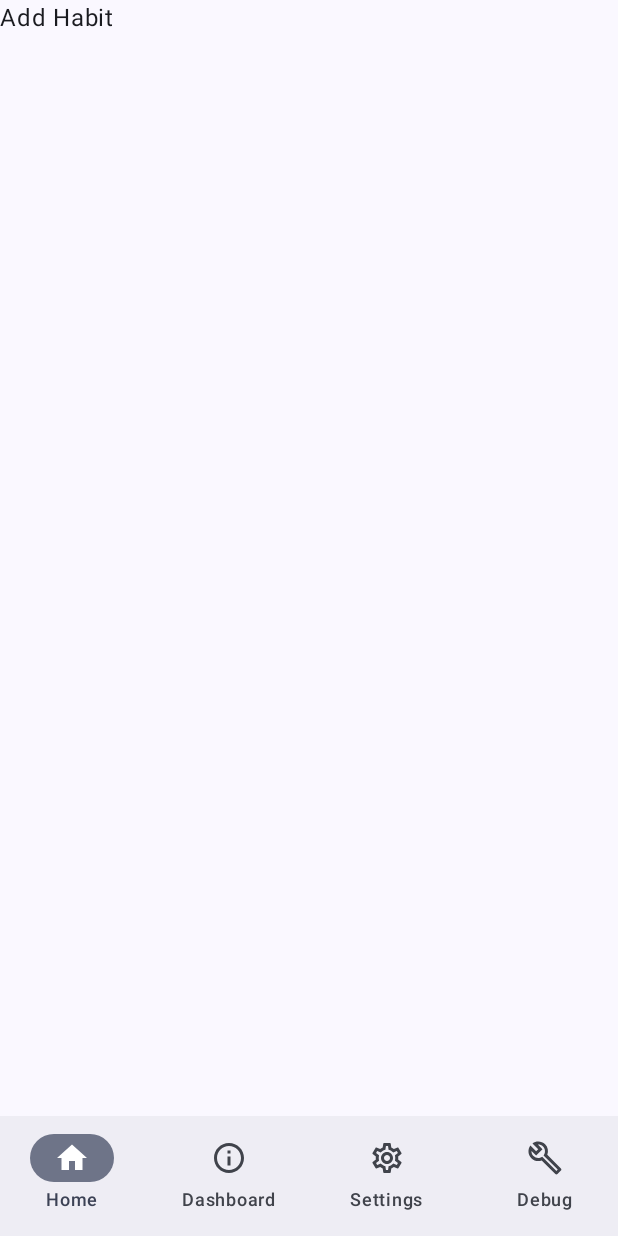
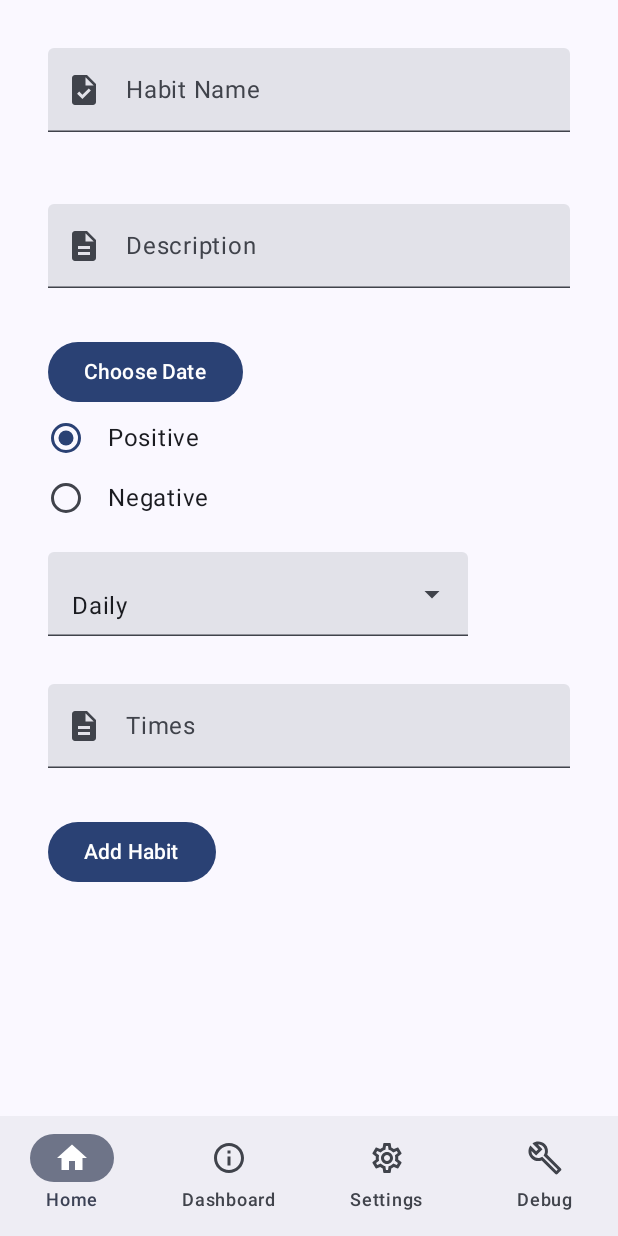
Before and after one commit to derekh715/habit-tracker-android, an Android app built with Jetpack Compose: the AddHabitScreen screen opened through its navigation route, on a phone screen of 412 x 824 dp. Run offline under Robolectric (Android 15) with nearby library versions, the phone set to English and light mode, and no system bars; our stand-ins replace Dagger/Hilt's generated code.

Commit message:
basic add habit screen

```diff
--- a/app/src/main/java/edu/cuhk/csci3310/MainActivity.kt
+++ b/app/src/main/java/edu/cuhk/csci3310/MainActivity.kt
@@ -8,6 +8,7 @@ import androidx.compose.foundation.layout.fillMaxSize
 import androidx.compose.foundation.layout.padding
 import androidx.compose.material3.Scaffold
 import androidx.compose.ui.Modifier
+import androidx.compose.ui.unit.dp
 import androidx.navigation.compose.rememberNavController
 import dagger.hilt.android.AndroidEntryPoint
 import edu.cuhk.csci3310.ui.nav.BottomNavBar
@@ -31,6 +32,7 @@ class MainActivity : ComponentActivity() {
                         modifier =
                             Modifier
                                 .padding(paddingValues)
+                                .padding(horizontal = 32.dp, vertical = 16.dp)
                                 .fillMaxSize(),
                     ) {
                         NavHostScreens(navController = navController)
--- a/app/src/main/java/edu/cuhk/csci3310/ui/habitList/AddHabit.kt
+++ /dev/null
@@ -1,9 +0,0 @@
-package edu.cuhk.csci3310.ui.habitList
-
-import androidx.compose.material3.Text
-import androidx.compose.runtime.Composable
-
-@Composable
-fun AddHabit() {
-    Text(text = "Add Habit")
-}
--- /dev/null
+++ b/app/src/main/java/edu/cuhk/csci3310/ui/habitList/AddHabitScreen.kt
@@ -0,0 +1,181 @@
+package edu.cuhk.csci3310.ui.habitList
+
+import androidx.compose.foundation.layout.Column
+import androidx.compose.material.icons.Icons
+import androidx.compose.material.icons.filled.Description
+import androidx.compose.material.icons.filled.Task
+import androidx.compose.material3.Button
+import androidx.compose.material3.DatePickerState
+import androidx.compose.material3.ExperimentalMaterial3Api
+import androidx.compose.material3.Text
+import androidx.compose.material3.rememberDatePickerState
+import androidx.compose.runtime.Composable
+import androidx.compose.runtime.getValue
+import androidx.compose.runtime.mutableStateListOf
+import androidx.compose.runtime.mutableStateOf
+import androidx.compose.runtime.remember
+import androidx.compose.runtime.setValue
+import androidx.hilt.navigation.compose.hiltViewModel
+import edu.cuhk.csci3310.data.Frequency
+import edu.cuhk.csci3310.data.FrequencyUnit
+import edu.cuhk.csci3310.data.Habit
+import edu.cuhk.csci3310.ui.util.MyDatePicker
+import edu.cuhk.csci3310.ui.util.MyDropdown
+import edu.cuhk.csci3310.ui.util.MyRadioButton
+import edu.cuhk.csci3310.ui.util.MyTextField
+import edu.cuhk.csci3310.ui.util.ToggleableInfo
+import java.lang.NumberFormatException
+import java.util.Date
+
+@OptIn(ExperimentalMaterial3Api::class)
+fun createHabitFromForm(
+    description: String,
+    title: String,
+    polarities: List<ToggleableInfo>,
+    frequency: String,
+    times: Int,
+    datePickerState: DatePickerState,
+): Habit? {
+    // check if date is selected
+    datePickerState.selectedDateMillis ?: return null
+
+    // check if frequency is selected
+    val unit =
+        when (frequency) {
+            "Daily" -> FrequencyUnit.DAILY
+            "Weekly" -> FrequencyUnit.WEEKLY
+            "Monthly" -> FrequencyUnit.MONTHLY
+            "Yearly" -> FrequencyUnit.YEARLY
+            else -> return null
+        }
+
+    return Habit(
+        description = description,
+        title = title,
+        // is positive polarity selected? If yes then it is positive
+        // the polarity can either be positive or negative
+        positive = polarities[0].toggled,
+        until = Date(datePickerState.selectedDateMillis!!),
+        frequency =
+            Frequency(
+                unit = unit,
+                times = times,
+            ),
+    )
+}
+
+@OptIn(ExperimentalMaterial3Api::class)
+@Composable
+fun AddHabitScreen(viewModel: HabitListViewModel = hiltViewModel()) {
+    Column {
+        var name by remember {
+            mutableStateOf("")
+        }
+        var description by remember {
+            mutableStateOf("")
+        }
+        val polarities =
+            remember {
+                mutableStateListOf(
+                    ToggleableInfo(
+                        toggled = true,
+                        text = "Positive",
+                    ),
+                    ToggleableInfo(
+                        toggled = false,
+                        text = "Negative",
+                    ),
+                )
+            }
+        MyTextField(
+            value = name,
+            onValueChange = {
+                name = it
+            },
+            icon = Icons.Filled.Task,
+            label = "Habit Name",
+            placeholder = "Drink milk every day",
+        )
+        MyTextField(
+            value = description,
+            onValueChange = { description = it },
+            icon = Icons.Filled.Description,
+            label = "Description",
+            placeholder =
+                "It is a simple habit",
+        )
+        val datePickerState = rememberDatePickerState()
+        MyDatePicker(datePickerState)
+
+        polarities.forEach {
+                info ->
+            MyRadioButton(
+                info = info,
+                onSelected = {
+                    polarities.replaceAll {
+                        it.copy(
+                            toggled = info.text == it.text,
+                        )
+                    }
+                },
+            )
+        }
+
+        val options =
+            remember {
+                mutableStateListOf(
+                    "Daily",
+                    "Weekly",
+                    "Monthly",
+                    "Yearly",
+                )
+            }
+        var selectedOption by remember {
+            mutableStateOf("Daily")
+        }
+
+        MyDropdown(options = options, selectedOption = selectedOption, setOption = {
+                option ->
+            selectedOption = option
+        })
+
+        var times by
+            remember {
+                mutableStateOf<Int?>(null)
+            }
+
+        MyTextField(
+            value = times?.toString() ?: "",
+            onValueChange = {
+                times =
+                    try {
+                        it.toInt()
+                    } catch (error: NumberFormatException) {
+                        null
+                    }
+            },
+            icon = Icons.Filled.Description,
+            label = "Times",
+            isNumberInput = true,
+        )
+
+        Button(onClick = {
+            val habit =
+                createHabitFromForm(
+                    times = 3,
+                    frequency = selectedOption,
+                    title = name,
+                    description = description,
+                    datePickerState = datePickerState,
+                    polarities = polarities,
+                ) ?: return@Button
+            viewModel.onEvent(
+                HabitListEvent.AddHabit(
+                    habit,
+                ),
+            )
+        }) {
+            Text("Add Habit")
+        }
+    }
+}
--- a/app/src/main/java/edu/cuhk/csci3310/ui/habitList/HabitListScreen.kt
+++ b/app/src/main/java/edu/cuhk/csci3310/ui/habitList/HabitListScreen.kt
@@ -6,11 +6,11 @@ import androidx.compose.foundation.layout.fillMaxWidth
 import androidx.compose.foundation.layout.padding
 import androidx.compose.foundation.lazy.LazyColumn
 import androidx.compose.foundation.lazy.items
-import androidx.compose.material.Button
-import androidx.compose.material.Icon
-import androidx.compose.material.Text
 import androidx.compose.material.icons.Icons
 import androidx.compose.material.icons.filled.Add
+import androidx.compose.material3.Button
+import androidx.compose.material3.Icon
+import androidx.compose.material3.Text
 import androidx.compose.runtime.Composable
 import androidx.compose.runtime.collectAsState
 import androidx.compose.ui.Alignment
--- a/app/src/main/java/edu/cuhk/csci3310/ui/habitList/HabitListViewModel.kt
+++ b/app/src/main/java/edu/cuhk/csci3310/ui/habitList/HabitListViewModel.kt
@@ -1,8 +1,11 @@
 package edu.cuhk.csci3310.ui.habitList
 
+import android.app.Application
 import android.util.Log
-import androidx.lifecycle.ViewModel
+import android.widget.Toast
+import androidx.lifecycle.AndroidViewModel
 import androidx.lifecycle.viewModelScope
+import dagger.hilt.android.internal.Contexts.getApplication
 import dagger.hilt.android.lifecycle.HiltViewModel
 import edu.cuhk.csci3310.data.Frequency
 import edu.cuhk.csci3310.data.FrequencyUnit
@@ -17,10 +20,14 @@ class HabitListViewModel
     @Inject
     constructor(
         private val habitDao: HabitDao,
-    ) : ViewModel() {
+        application: Application,
+    ) : AndroidViewModel(application) {
+        private val context = getApplication<Application>().applicationContext
+
         fun onEvent(event: HabitListEvent) {
             when (event) {
                 is HabitListEvent.AddHabit -> {
+                    insertHabit(event.habit)
                 }
                 is HabitListEvent.ChangeHabit -> {
                 }
@@ -36,6 +43,13 @@ class HabitListViewModel
         val habitsList = habitDao.getHabitsOnly()
         private var lastDeletedHabit: Habit? = null
         private val logCategory = "HabitListViewModel"
+
+        private fun insertHabit(habit: Habit) {
+            viewModelScope.launch {
+                habitDao.insertHabit(habit)
+                Toast.makeText(context, "Habit inserted", Toast.LENGTH_LONG).show()
+            }
+        }
 
         private fun insertTodoTest() {
             viewModelScope.launch {
--- a/app/src/main/java/edu/cuhk/csci3310/ui/nav/NavHostScreens.kt
+++ b/app/src/main/java/edu/cuhk/csci3310/ui/nav/NavHostScreens.kt
@@ -6,7 +6,7 @@ import androidx.navigation.compose.NavHost
 import androidx.navigation.compose.composable
 import androidx.navigation.navigation
 import edu.cuhk.csci3310.ui.debug.DebugScreen
-import edu.cuhk.csci3310.ui.habitList.AddHabit
+import edu.cuhk.csci3310.ui.habitList.AddHabitScreen
 import edu.cuhk.csci3310.ui.habitList.HabitListScreen
 
 @Composable
@@ -20,7 +20,7 @@ fun NavHostScreens(navController: NavHostController) {
                 HabitListScreen(navController = navController)
             }
             composable(route = Screen.AddHabit.route) {
-                AddHabit()
+                AddHabitScreen()
             }
         }
 
--- /dev/null
+++ b/app/src/main/java/edu/cuhk/csci3310/ui/util/MyDatePicker.kt
@@ -0,0 +1,38 @@
+package edu.cuhk.csci3310.ui.util
+
+import androidx.compose.material3.Button
+import androidx.compose.material3.DatePicker
+import androidx.compose.material3.DatePickerDialog
+import androidx.compose.material3.DatePickerState
+import androidx.compose.material3.ExperimentalMaterial3Api
+import androidx.compose.material3.Text
+import androidx.compose.material3.TextButton
+import androidx.compose.runtime.Composable
+import androidx.compose.runtime.getValue
+import androidx.compose.runtime.mutableStateOf
+import androidx.compose.runtime.remember
+import androidx.compose.runtime.setValue
+
+@OptIn(ExperimentalMaterial3Api::class)
+@Composable
+fun MyDatePicker(datePickerState: DatePickerState) {
+    var opened by remember {
+        mutableStateOf(false)
+    }
+    if (opened) {
+        DatePickerDialog(onDismissRequest = { opened = false }, confirmButton = {
+            TextButton(onClick = { opened = false }) {
+                Text("Confirm")
+            }
+        }, dismissButton = {
+            TextButton(onClick = { opened = false }) {
+                Text("Dismiss")
+            }
+        }) {
+            DatePicker(state = datePickerState)
+        }
+    }
+    Button(onClick = { opened = true }) {
+        Text("Choose Date")
+    }
+}
--- /dev/null
+++ b/app/src/main/java/edu/cuhk/csci3310/ui/util/MyDropdown.kt
@@ -0,0 +1,47 @@
+package edu.cuhk.csci3310.ui.util
+
+import androidx.compose.foundation.layout.padding
+import androidx.compose.material3.DropdownMenuItem
+import androidx.compose.material3.ExperimentalMaterial3Api
+import androidx.compose.material3.ExposedDropdownMenuBox
+import androidx.compose.material3.ExposedDropdownMenuDefaults
+import androidx.compose.material3.Text
+import androidx.compose.material3.TextField
+import androidx.compose.runtime.Composable
+import androidx.compose.runtime.getValue
+import androidx.compose.runtime.mutableStateOf
+import androidx.compose.runtime.remember
+import androidx.compose.runtime.setValue
+import androidx.compose.ui.Modifier
+import androidx.compose.ui.unit.dp
+
+@OptIn(ExperimentalMaterial3Api::class)
+@Composable
+fun MyDropdown(
+    options: List<String>,
+    selectedOption: String,
+    setOption: (String) -> Unit,
+) {
+    var expanded by remember {
+        mutableStateOf(false)
+    }
+
+    ExposedDropdownMenuBox(
+        expanded = expanded,
+        onExpandedChange = { expanded = !expanded },
+        modifier = Modifier.padding(vertical = 16.dp),
+    ) {
+        TextField(value = selectedOption, onValueChange = {}, readOnly = true, label = { Text(text = "") }, trailingIcon = {
+            ExposedDropdownMenuDefaults.TrailingIcon(expanded = expanded)
+        }, colors = ExposedDropdownMenuDefaults.textFieldColors(), modifier = Modifier.menuAnchor())
+        ExposedDropdownMenu(expanded = expanded, onDismissRequest = { expanded = false }) {
+            options.forEach {
+                    option ->
+                DropdownMenuItem(text = { Text(option) }, onClick = {
+                    setOption(option)
+                    expanded = false
+                })
+            }
+        }
+    }
+}
--- /dev/null
+++ b/app/src/main/java/edu/cuhk/csci3310/ui/util/MyRadioButton.kt
@@ -0,0 +1,29 @@
+package edu.cuhk.csci3310.ui.util
+
+import androidx.compose.foundation.clickable
+import androidx.compose.foundation.layout.Row
+import androidx.compose.foundation.layout.Spacer
+import androidx.compose.foundation.layout.padding
+import androidx.compose.foundation.layout.width
+import androidx.compose.material3.RadioButton
+import androidx.compose.material3.Text
+import androidx.compose.runtime.Composable
+import androidx.compose.ui.Modifier
+import androidx.compose.ui.unit.dp
+
+@Composable
+fun MyRadioButton(
+    onSelected: (ToggleableInfo) -> Unit,
+    info: ToggleableInfo,
+) {
+    Row(
+        modifier =
+            Modifier.clickable {
+                onSelected(info)
+            }.padding(vertical = 8.dp),
+    ) {
+        RadioButton(selected = info.toggled, onClick = null)
+        Spacer(modifier = Modifier.width(16.dp))
+        Text(text = info.text)
+    }
+}
--- /dev/null
+++ b/app/src/main/java/edu/cuhk/csci3310/ui/util/MyRadioGroup.kt
@@ -0,0 +1 @@
+package edu.cuhk.csci3310.ui.util
--- /dev/null
+++ b/app/src/main/java/edu/cuhk/csci3310/ui/util/MyTextField.kt
@@ -0,0 +1,65 @@
+package edu.cuhk.csci3310.ui.util
+
+import androidx.compose.foundation.layout.Row
+import androidx.compose.foundation.layout.fillMaxWidth
+import androidx.compose.foundation.layout.padding
+import androidx.compose.foundation.text.KeyboardOptions
+import androidx.compose.material.icons.Icons
+import androidx.compose.material.icons.filled.Error
+import androidx.compose.material3.Icon
+import androidx.compose.material3.MaterialTheme
+import androidx.compose.material3.Text
+import androidx.compose.material3.TextField
+import androidx.compose.runtime.Composable
+import androidx.compose.ui.Modifier
+import androidx.compose.ui.graphics.vector.ImageVector
+import androidx.compose.ui.text.input.KeyboardType
+import androidx.compose.ui.unit.dp
+
+@Composable
+fun MyTextField(
+    value: String,
+    onValueChange: (String) -> Unit,
+    icon: ImageVector,
+    label: String,
+    placeholder: String = "",
+    contentDescription: String = "icon",
+    isNumberInput: Boolean = false,
+    isError: Boolean = false,
+    errorText: String = "",
+) {
+    Row(
+        modifier = Modifier.padding(vertical = 16.dp),
+    ) {
+        TextField(
+            value = value,
+            onValueChange = onValueChange,
+            label = {
+                Text(text = label)
+            },
+            placeholder = { Text(text = placeholder) },
+            leadingIcon = {
+                Icon(icon, contentDescription = contentDescription)
+            },
+            supportingText = {
+                if (isError) {
+                    Text(text = errorText, color = MaterialTheme.colorScheme.error)
+                }
+            },
+            trailingIcon = {
+                if (isError) {
+                    Icon(Icons.Filled.Error, "error", tint = MaterialTheme.colorScheme.error)
+                }
+            },
+            modifier = Modifier.fillMaxWidth(),
+            keyboardOptions =
+                when (isNumberInput) {
+                    true ->
+                        KeyboardOptions.Default.copy(
+                            keyboardType = KeyboardType.Number,
+                        )
+                    false -> KeyboardOptions.Default
+                },
+        )
+    }
+}
--- /dev/null
+++ b/app/src/main/java/edu/cuhk/csci3310/ui/util/formRelated.kt
@@ -0,0 +1,6 @@
+package edu.cuhk.csci3310.ui.util
+
+data class ToggleableInfo(
+    val toggled: Boolean,
+    val text: String,
+)
```
